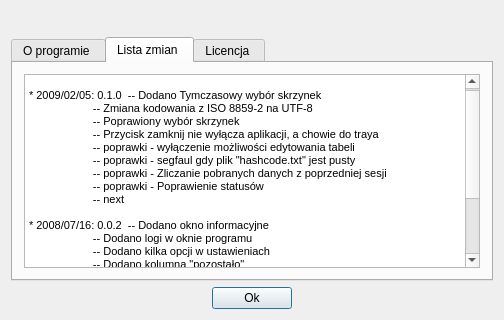
The window that src/moor_gui/src/about.ui (cykus/moorie) describes before a commit, drawn with Qt 5.
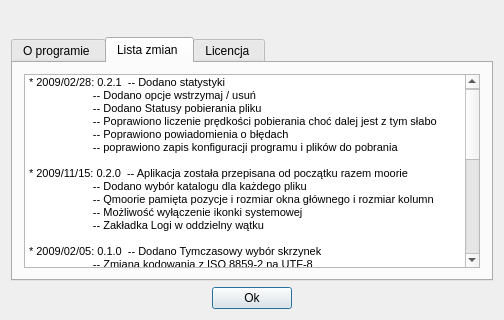
The same window after the commit. The open tabs and pages were chosen to show the change.

What changed in the file:
```diff
--- a/src/moor_gui/src/about.ui
+++ b/src/moor_gui/src/about.ui
@@ -115,29 +115,41 @@
             <string>&lt;!DOCTYPE HTML PUBLIC &quot;-//W3C//DTD HTML 4.0//EN&quot; &quot;http://www.w3.org/TR/REC-html40/strict.dtd&quot;&gt;
 &lt;html&gt;&lt;head&gt;&lt;meta name=&quot;qrichtext&quot; content=&quot;1&quot; /&gt;&lt;style type=&quot;text/css&quot;&gt;
 p, li { white-space: pre-wrap; }
-&lt;/style&gt;&lt;/head&gt;&lt;body style=&quot; font-family:'Bitstream Vera Sans'; font-size:8pt; font-weight:400; font-style:normal;&quot;&gt;
-&lt;p style=&quot;-qt-paragraph-type:empty; margin-top:0px; margin-bottom:0px; margin-left:0px; margin-right:0px; -qt-block-indent:0; text-indent:0px;&quot;&gt;&lt;/p&gt;
-&lt;p style=&quot; margin-top:0px; margin-bottom:0px; margin-left:0px; margin-right:0px; -qt-block-indent:0; text-indent:0px;&quot;&gt;* 2009/02/05: 0.1.0  -- Dodano Tymczasowy wybór skrzynek&lt;/p&gt;
-&lt;p style=&quot; margin-top:0px; margin-bottom:0px; margin-left:0px; margin-right:0px; -qt-block-indent:0; text-indent:0px;&quot;&gt;                     -- Zmiana kodowania z ISO 8859-2 na UTF-8&lt;/p&gt;
-&lt;p style=&quot; margin-top:0px; margin-bottom:0px; margin-left:0px; margin-right:0px; -qt-block-indent:0; text-indent:0px;&quot;&gt;                     -- Poprawiony wybór skrzynek&lt;/p&gt;
-&lt;p style=&quot; margin-top:0px; margin-bottom:0px; margin-left:0px; margin-right:0px; -qt-block-indent:0; text-indent:0px;&quot;&gt;                     -- Przycisk zamknij nie wyłącza aplikacji, a chowie do traya&lt;/p&gt;
-&lt;p style=&quot; margin-top:0px; margin-bottom:0px; margin-left:0px; margin-right:0px; -qt-block-indent:0; text-indent:0px;&quot;&gt;                     -- poprawki - wyłączenie możliwości edytowania tabeli&lt;/p&gt;
-&lt;p style=&quot; margin-top:0px; margin-bottom:0px; margin-left:0px; margin-right:0px; -qt-block-indent:0; text-indent:0px;&quot;&gt;                     -- poprawki - segfaul gdy plik &quot;hashcode.txt&quot; jest pusty&lt;/p&gt;
-&lt;p style=&quot; margin-top:0px; margin-bottom:0px; margin-left:0px; margin-right:0px; -qt-block-indent:0; text-indent:0px;&quot;&gt;                     -- poprawki - Zliczanie pobranych danych z poprzedniej sesji&lt;/p&gt;
-&lt;p style=&quot; margin-top:0px; margin-bottom:0px; margin-left:0px; margin-right:0px; -qt-block-indent:0; text-indent:0px;&quot;&gt;                     -- poprawki - Poprawienie statusów&lt;/p&gt;
-&lt;p style=&quot; margin-top:0px; margin-bottom:0px; margin-left:0px; margin-right:0px; -qt-block-indent:0; text-indent:0px;&quot;&gt;                     -- next&lt;/p&gt;
-&lt;p style=&quot; margin-top:0px; margin-bottom:0px; margin-left:0px; margin-right:0px; -qt-block-indent:0; text-indent:0px;&quot;&gt;    &lt;/p&gt;
-&lt;p style=&quot; margin-top:0px; margin-bottom:0px; margin-left:0px; margin-right:0px; -qt-block-indent:0; text-indent:0px;&quot;&gt;* 2008/07/16: 0.0.2  -- Dodano okno informacyjne&lt;/p&gt;
-&lt;p style=&quot; margin-top:0px; margin-bottom:0px; margin-left:0px; margin-right:0px; -qt-block-indent:0; text-indent:0px;&quot;&gt;                     -- Dodano logi w oknie programu&lt;/p&gt;
-&lt;p style=&quot; margin-top:0px; margin-bottom:0px; margin-left:0px; margin-right:0px; -qt-block-indent:0; text-indent:0px;&quot;&gt;                     -- Dodano kilka opcji w ustawieniach&lt;/p&gt;
-&lt;p style=&quot; margin-top:0px; margin-bottom:0px; margin-left:0px; margin-right:0px; -qt-block-indent:0; text-indent:0px;&quot;&gt;                     -- Dodano kolumną &quot;pozostało&quot;&lt;/p&gt;
-&lt;p style=&quot; margin-top:0px; margin-bottom:0px; margin-left:0px; margin-right:0px; -qt-block-indent:0; text-indent:0px;&quot;&gt;                     -- Poprawki w zapisywaniu stanu downloadu (co segment)&lt;/p&gt;
-&lt;p style=&quot; margin-top:0px; margin-bottom:0px; margin-left:0px; margin-right:0px; -qt-block-indent:0; text-indent:0px;&quot;&gt;                     -- Wybór katalogu pobierania &lt;/p&gt;
-&lt;p style=&quot; margin-top:0px; margin-bottom:0px; margin-left:0px; margin-right:0px; -qt-block-indent:0; text-indent:0px;&quot;&gt;                     -- Inne drobne poprawki &lt;/p&gt;
-&lt;p style=&quot;-qt-paragraph-type:empty; margin-top:0px; margin-bottom:0px; margin-left:0px; margin-right:0px; -qt-block-indent:0; text-indent:0px;&quot;&gt;&lt;/p&gt;
-&lt;p style=&quot; margin-top:0px; margin-bottom:0px; margin-left:0px; margin-right:0px; -qt-block-indent:0; text-indent:0px;&quot;&gt;* 2008/07/04: 0.0.1  -- Pierwsza wesja działająca&lt;/p&gt;
-&lt;p style=&quot;-qt-paragraph-type:empty; margin-top:0px; margin-bottom:0px; margin-left:0px; margin-right:0px; -qt-block-indent:0; text-indent:0px;&quot;&gt;&lt;/p&gt;
-&lt;p style=&quot;-qt-paragraph-type:empty; margin-top:0px; margin-bottom:0px; margin-left:0px; margin-right:0px; -qt-block-indent:0; text-indent:0px;&quot;&gt;&lt;/p&gt;&lt;/body&gt;&lt;/html&gt;</string>
+&lt;/style&gt;&lt;/head&gt;&lt;body style=&quot; font-family:'Sans Serif'; font-size:8pt; font-weight:400; font-style:normal;&quot;&gt;
+&lt;p style=&quot; margin-top:0px; margin-bottom:0px; margin-left:0px; margin-right:0px; -qt-block-indent:0; text-indent:0px;&quot;&gt;&lt;span style=&quot; font-family:'Bitstream Vera Sans';&quot;&gt;* 2009/02/28: 0.2.1  -- Dodano statystyki&lt;/span&gt;&lt;/p&gt;
+&lt;p style=&quot; margin-top:0px; margin-bottom:0px; margin-left:0px; margin-right:0px; -qt-block-indent:0; text-indent:0px;&quot;&gt;&lt;span style=&quot; font-family:'Bitstream Vera Sans';&quot;&gt;                     -- Dodano opcje wstrzymaj / usuń&lt;/span&gt;&lt;/p&gt;
+&lt;p style=&quot; margin-top:0px; margin-bottom:0px; margin-left:0px; margin-right:0px; -qt-block-indent:0; text-indent:0px;&quot;&gt;&lt;span style=&quot; font-family:'Bitstream Vera Sans';&quot;&gt;                     -- Dodano Statusy pobierania pliku&lt;/span&gt;&lt;/p&gt;
+&lt;p style=&quot; margin-top:0px; margin-bottom:0px; margin-left:0px; margin-right:0px; -qt-block-indent:0; text-indent:0px;&quot;&gt;&lt;span style=&quot; font-family:'Bitstream Vera Sans';&quot;&gt;                     -- Poprawiono liczenie prędkości pobierania choć dalej jest z tym słabo&lt;/span&gt;&lt;/p&gt;
+&lt;p style=&quot; margin-top:0px; margin-bottom:0px; margin-left:0px; margin-right:0px; -qt-block-indent:0; text-indent:0px;&quot;&gt;&lt;span style=&quot; font-family:'Bitstream Vera Sans';&quot;&gt;                     -- Poprawiono powiadomienia o błędach&lt;/span&gt;&lt;/p&gt;
+&lt;p style=&quot; margin-top:0px; margin-bottom:0px; margin-left:0px; margin-right:0px; -qt-block-indent:0; text-indent:0px;&quot;&gt;&lt;span style=&quot; font-family:'Bitstream Vera Sans';&quot;&gt;                     -- poprawiono zapis konfiguracji programu i plików do pobrania&lt;/span&gt;&lt;/p&gt;
+&lt;p style=&quot;-qt-paragraph-type:empty; margin-top:0px; margin-bottom:0px; margin-left:0px; margin-right:0px; -qt-block-indent:0; text-indent:0px; font-family:'Bitstream Vera Sans';&quot;&gt;&lt;/p&gt;
+&lt;p style=&quot; margin-top:0px; margin-bottom:0px; margin-left:0px; margin-right:0px; -qt-block-indent:0; text-indent:0px;&quot;&gt;&lt;span style=&quot; font-family:'Bitstream Vera Sans';&quot;&gt;* 2009/11/15: 0.2.0  -- Aplikacja została przepisana od początku razem moorie&lt;/span&gt;&lt;/p&gt;
+&lt;p style=&quot; margin-top:0px; margin-bottom:0px; margin-left:0px; margin-right:0px; -qt-block-indent:0; text-indent:0px;&quot;&gt;&lt;span style=&quot; font-family:'Bitstream Vera Sans';&quot;&gt;                     -- Dodano wybór katalogu dla każdego pliku&lt;/span&gt;&lt;/p&gt;
+&lt;p style=&quot; margin-top:0px; margin-bottom:0px; margin-left:0px; margin-right:0px; -qt-block-indent:0; text-indent:0px;&quot;&gt;&lt;span style=&quot; font-family:'Bitstream Vera Sans';&quot;&gt;                     -- Qmoorie pamięta pozycje i rozmiar okna głównego i rozmiar kolumn&lt;/span&gt;&lt;/p&gt;
+&lt;p style=&quot; margin-top:0px; margin-bottom:0px; margin-left:0px; margin-right:0px; -qt-block-indent:0; text-indent:0px;&quot;&gt;&lt;span style=&quot; font-family:'Bitstream Vera Sans';&quot;&gt;                     -- Możliwość wyłączenie ikonki systemowej&lt;/span&gt;&lt;/p&gt;
+&lt;p style=&quot; margin-top:0px; margin-bottom:0px; margin-left:0px; margin-right:0px; -qt-block-indent:0; text-indent:0px;&quot;&gt;&lt;span style=&quot; font-family:'Bitstream Vera Sans';&quot;&gt;                     -- Zakładka Logi w oddzielny wątku&lt;/span&gt;&lt;/p&gt;
+&lt;p style=&quot;-qt-paragraph-type:empty; margin-top:0px; margin-bottom:0px; margin-left:0px; margin-right:0px; -qt-block-indent:0; text-indent:0px; font-family:'Bitstream Vera Sans';&quot;&gt;&lt;/p&gt;
+&lt;p style=&quot; margin-top:0px; margin-bottom:0px; margin-left:0px; margin-right:0px; -qt-block-indent:0; text-indent:0px;&quot;&gt;&lt;span style=&quot; font-family:'Bitstream Vera Sans';&quot;&gt;* 2009/02/05: 0.1.0  -- Dodano Tymczasowy wybór skrzynek&lt;/span&gt;&lt;/p&gt;
+&lt;p style=&quot; margin-top:0px; margin-bottom:0px; margin-left:0px; margin-right:0px; -qt-block-indent:0; text-indent:0px;&quot;&gt;&lt;span style=&quot; font-family:'Bitstream Vera Sans';&quot;&gt;                     -- Zmiana kodowania z ISO 8859-2 na UTF-8&lt;/span&gt;&lt;/p&gt;
+&lt;p style=&quot; margin-top:0px; margin-bottom:0px; margin-left:0px; margin-right:0px; -qt-block-indent:0; text-indent:0px;&quot;&gt;&lt;span style=&quot; font-family:'Bitstream Vera Sans';&quot;&gt;                     -- Poprawiony wybór skrzynek&lt;/span&gt;&lt;/p&gt;
+&lt;p style=&quot; margin-top:0px; margin-bottom:0px; margin-left:0px; margin-right:0px; -qt-block-indent:0; text-indent:0px;&quot;&gt;&lt;span style=&quot; font-family:'Bitstream Vera Sans';&quot;&gt;                     -- Przycisk zamknij nie wyłącza aplikacji, a chowie do traya&lt;/span&gt;&lt;/p&gt;
+&lt;p style=&quot; margin-top:0px; margin-bottom:0px; margin-left:0px; margin-right:0px; -qt-block-indent:0; text-indent:0px;&quot;&gt;&lt;span style=&quot; font-family:'Bitstream Vera Sans';&quot;&gt;                     -- poprawki - wyłączenie możliwości edytowania tabeli&lt;/span&gt;&lt;/p&gt;
+&lt;p style=&quot; margin-top:0px; margin-bottom:0px; margin-left:0px; margin-right:0px; -qt-block-indent:0; text-indent:0px;&quot;&gt;&lt;span style=&quot; font-family:'Bitstream Vera Sans';&quot;&gt;                     -- poprawki - segfaul gdy plik &amp;quot;hashcode.txt&amp;quot; jest pusty&lt;/span&gt;&lt;/p&gt;
+&lt;p style=&quot; margin-top:0px; margin-bottom:0px; margin-left:0px; margin-right:0px; -qt-block-indent:0; text-indent:0px;&quot;&gt;&lt;span style=&quot; font-family:'Bitstream Vera Sans';&quot;&gt;                     -- poprawki - Zliczanie pobranych danych z poprzedniej sesji&lt;/span&gt;&lt;/p&gt;
+&lt;p style=&quot; margin-top:0px; margin-bottom:0px; margin-left:0px; margin-right:0px; -qt-block-indent:0; text-indent:0px;&quot;&gt;&lt;span style=&quot; font-family:'Bitstream Vera Sans';&quot;&gt;                     -- poprawki - Poprawienie statusów&lt;/span&gt;&lt;/p&gt;
+&lt;p style=&quot; margin-top:0px; margin-bottom:0px; margin-left:0px; margin-right:0px; -qt-block-indent:0; text-indent:0px;&quot;&gt;&lt;span style=&quot; font-family:'Bitstream Vera Sans';&quot;&gt;                     -- next&lt;/span&gt;&lt;/p&gt;
+&lt;p style=&quot; margin-top:0px; margin-bottom:0px; margin-left:0px; margin-right:0px; -qt-block-indent:0; text-indent:0px;&quot;&gt;&lt;span style=&quot; font-family:'Bitstream Vera Sans';&quot;&gt;    &lt;/span&gt;&lt;/p&gt;
+&lt;p style=&quot; margin-top:0px; margin-bottom:0px; margin-left:0px; margin-right:0px; -qt-block-indent:0; text-indent:0px;&quot;&gt;&lt;span style=&quot; font-family:'Bitstream Vera Sans';&quot;&gt;* 2008/07/16: 0.0.2  -- Dodano okno informacyjne&lt;/span&gt;&lt;/p&gt;
+&lt;p style=&quot; margin-top:0px; margin-bottom:0px; margin-left:0px; margin-right:0px; -qt-block-indent:0; text-indent:0px;&quot;&gt;&lt;span style=&quot; font-family:'Bitstream Vera Sans';&quot;&gt;                     -- Dodano logi w oknie programu&lt;/span&gt;&lt;/p&gt;
+&lt;p style=&quot; margin-top:0px; margin-bottom:0px; margin-left:0px; margin-right:0px; -qt-block-indent:0; text-indent:0px;&quot;&gt;&lt;span style=&quot; font-family:'Bitstream Vera Sans';&quot;&gt;                     -- Dodano kilka opcji w ustawieniach&lt;/span&gt;&lt;/p&gt;
+&lt;p style=&quot; margin-top:0px; margin-bottom:0px; margin-left:0px; margin-right:0px; -qt-block-indent:0; text-indent:0px;&quot;&gt;&lt;span style=&quot; font-family:'Bitstream Vera Sans';&quot;&gt;                     -- Dodano kolumną &amp;quot;pozostało&amp;quot;&lt;/span&gt;&lt;/p&gt;
+&lt;p style=&quot; margin-top:0px; margin-bottom:0px; margin-left:0px; margin-right:0px; -qt-block-indent:0; text-indent:0px;&quot;&gt;&lt;span style=&quot; font-family:'Bitstream Vera Sans';&quot;&gt;                     -- Poprawki w zapisywaniu stanu downloadu (co segment)&lt;/span&gt;&lt;/p&gt;
+&lt;p style=&quot; margin-top:0px; margin-bottom:0px; margin-left:0px; margin-right:0px; -qt-block-indent:0; text-indent:0px;&quot;&gt;&lt;span style=&quot; font-family:'Bitstream Vera Sans';&quot;&gt;                     -- Wybór katalogu pobierania &lt;/span&gt;&lt;/p&gt;
+&lt;p style=&quot; margin-top:0px; margin-bottom:0px; margin-left:0px; margin-right:0px; -qt-block-indent:0; text-indent:0px;&quot;&gt;&lt;span style=&quot; font-family:'Bitstream Vera Sans';&quot;&gt;                     -- Inne drobne poprawki &lt;/span&gt;&lt;/p&gt;
+&lt;p style=&quot;-qt-paragraph-type:empty; margin-top:0px; margin-bottom:0px; margin-left:0px; margin-right:0px; -qt-block-indent:0; text-indent:0px; font-family:'Bitstream Vera Sans';&quot;&gt;&lt;/p&gt;
+&lt;p style=&quot; margin-top:0px; margin-bottom:0px; margin-left:0px; margin-right:0px; -qt-block-indent:0; text-indent:0px;&quot;&gt;&lt;span style=&quot; font-family:'Bitstream Vera Sans';&quot;&gt;* 2008/07/04: 0.0.1  -- Pierwsza wesja działająca&lt;/span&gt;&lt;/p&gt;
+&lt;p style=&quot;-qt-paragraph-type:empty; margin-top:0px; margin-bottom:0px; margin-left:0px; margin-right:0px; -qt-block-indent:0; text-indent:0px; font-family:'Bitstream Vera Sans';&quot;&gt;&lt;/p&gt;
+&lt;p style=&quot;-qt-paragraph-type:empty; margin-top:0px; margin-bottom:0px; margin-left:0px; margin-right:0px; -qt-block-indent:0; text-indent:0px; font-family:'Bitstream Vera Sans';&quot;&gt;&lt;/p&gt;&lt;/body&gt;&lt;/html&gt;</string>
            </property>
           </widget>
          </item>
```
Left out of the diff: 34 changed lines with no effect on the pictures.
